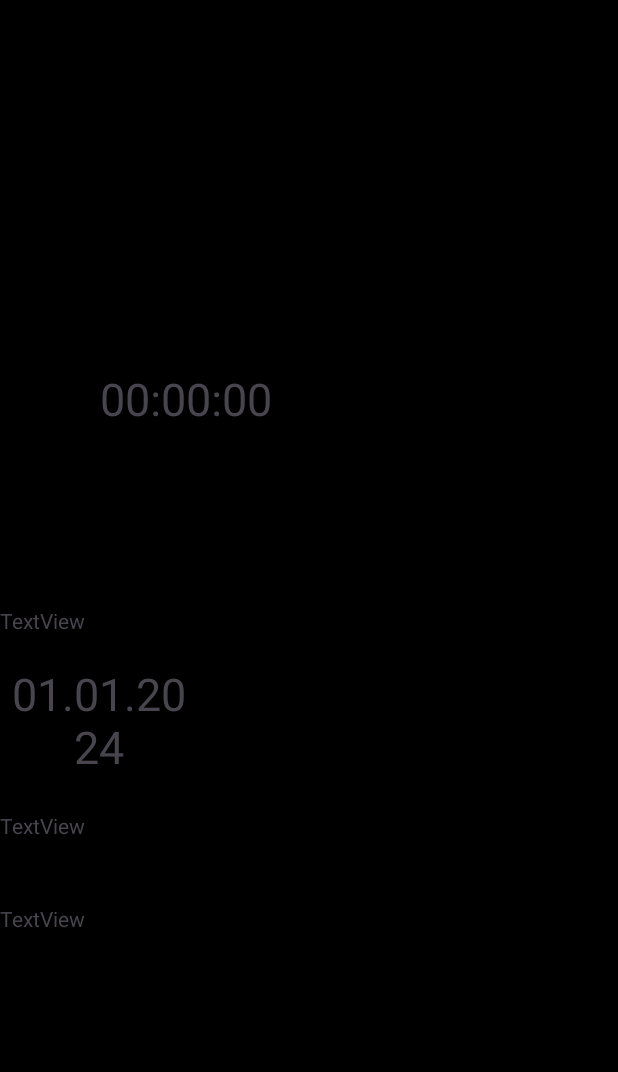
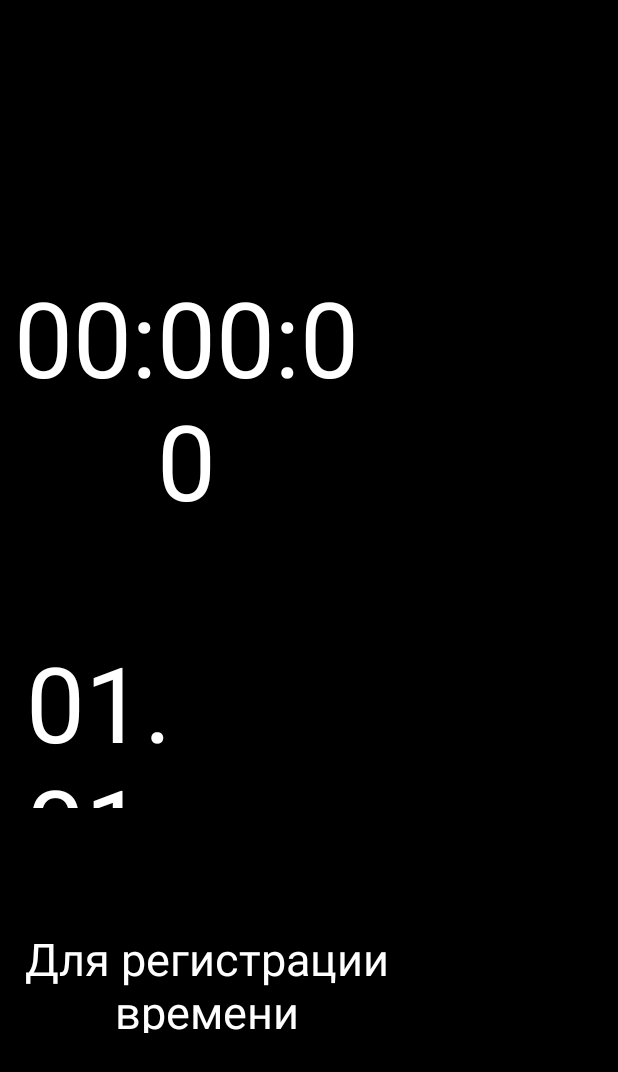
Before and after one commit to SUPER-RESHALA/WorkClock, an Android app: the layout activity_main.xml on its own in the app's theme, with its tools: preview values and no code run, on a phone screen of 412 x 824 dp. Shown: the top 1072 px of the screen. Run offline under Robolectric (Android 15) with nearby library versions, the phone set to English and light mode, and no system bars.

Commit message:
Default UI(no dynamic)

```diff
--- a/app/src/main/res/layout/activity_main.xml
+++ b/app/src/main/res/layout/activity_main.xml
@@ -25,7 +25,8 @@
         android:layout_marginBottom="422dp"
         android:gravity="center"
         android:text="00:00:00"
-        android:textSize="30sp" />
+        android:textColor="#FFFFFF"
+        android:textSize="70sp" />
 
     <TextView
         android:id="@+id/dateMain"
@@ -37,7 +38,8 @@
         android:layout_marginBottom="285dp"
         android:gravity="center"
         android:text="01.01.2024"
-        android:textSize="30sp" />
+        android:textColor="#FFFFFF"
+        android:textSize="70sp" />
 
     <TextView
         android:id="@+id/instructor"
@@ -45,9 +47,12 @@
         android:layout_height="70dp"
         android:layout_alignParentEnd="true"
         android:layout_alignParentBottom="true"
-        android:layout_marginEnd="101dp"
-        android:layout_marginBottom="151dp"
-        android:text="TextView" />
+        android:layout_marginEnd="135dp"
+        android:layout_marginBottom="135dp"
+        android:textSize="30sp"
+        android:gravity="center"
+        android:textColor="#FFFFFF"
+        android:text="@string/instr" />
 
     <TextView
         android:id="@+id/recordedDate"
@@ -55,8 +60,11 @@
         android:layout_height="77dp"
         android:layout_alignParentEnd="true"
         android:layout_alignParentBottom="true"
-        android:layout_marginEnd="366dp"
-        android:layout_marginBottom="431dp" />
+        android:layout_marginEnd="362dp"
+        android:layout_marginBottom="379dp"
+        android:textColor="#008000"
+        android:textSize="50sp"
+        android:visibility="gone" />
 
     <TextView
         android:id="@+id/recordedTime"
@@ -64,8 +72,11 @@
         android:layout_height="109dp"
         android:layout_alignParentEnd="true"
         android:layout_alignParentBottom="true"
-        android:layout_marginEnd="411dp"
-        android:layout_marginBottom="516dp" />
+        android:layout_marginEnd="384dp"
+        android:layout_marginBottom="472dp"
+        android:textColor="#008000"
+        android:textSize="50sp"
+        android:visibility="gone" />
 
     <TextView
         android:id="@+id/textReg"
@@ -73,9 +84,13 @@
         android:layout_height="78dp"
         android:layout_alignParentEnd="true"
         android:layout_alignParentBottom="true"
-        android:layout_marginEnd="303dp"
-        android:layout_marginBottom="342dp"
-        android:text="TextView" />
+        android:layout_marginEnd="314dp"
+        android:layout_marginBottom="277dp"
+        android:gravity="center"
+        android:text="@string/timeReg"
+        android:textColor="#008000"
+        android:textSize="50sp"
+        android:visibility="gone" />
 
     <TextView
         android:id="@+id/textUnreg"
@@ -85,17 +100,21 @@
         android:layout_alignParentBottom="true"
         android:layout_marginEnd="173dp"
         android:layout_marginBottom="70dp"
-        android:text="TextView" />
+        android:text="@string/timeUnReg"
+        android:textColor="#FF0000"
+        android:textSize="50sp"
+        android:visibility="gone" />
 
     <TextView
         android:id="@+id/code"
-        android:layout_width="wrap_content"
-        android:layout_height="wrap_content"
+        android:layout_width="522dp"
+        android:layout_height="90dp"
         android:layout_alignParentEnd="true"
         android:layout_alignParentBottom="true"
-        android:layout_marginEnd="1118dp"
-        android:layout_marginBottom="438dp"
-        android:text="TextView" />
+        android:layout_marginEnd="356dp"
+        android:layout_marginBottom="214dp"
+        android:text=" "
+        android:visibility="gone" />
 
     <EditText
         android:id="@+id/cardNumRFID"
--- a/app/src/main/res/values/strings.xml
+++ b/app/src/main/res/values/strings.xml
@@ -3,7 +3,7 @@
     <string name="DialogSubminBtn">Подтвердить</string>
     <string name="DialogHeaderText">Введите номер к которому будет привязано данное устройство</string>
     <string name="DialogEnterHint">Номер устройства</string>
-    <string name="instr">Для регистрации времени поднесите карту с идентификатором к считывателю карт.</string>
+    <string name="instr">Для регистрации времени поднесите карту с идентификатором к считывателю.</string>
     <string name="timeReg">Время зафиксировано</string>
     <string name="timeUnReg">Ошибка чтения. Данный идентификатор не является идентификатором организации</string>
     <string name="hostname">ftp.simurg.by</string>
```
Also changed, not shown: app/src/main/java/com/simurg/workclock/ui/UiManager.java (added, +89 -0 lines).
